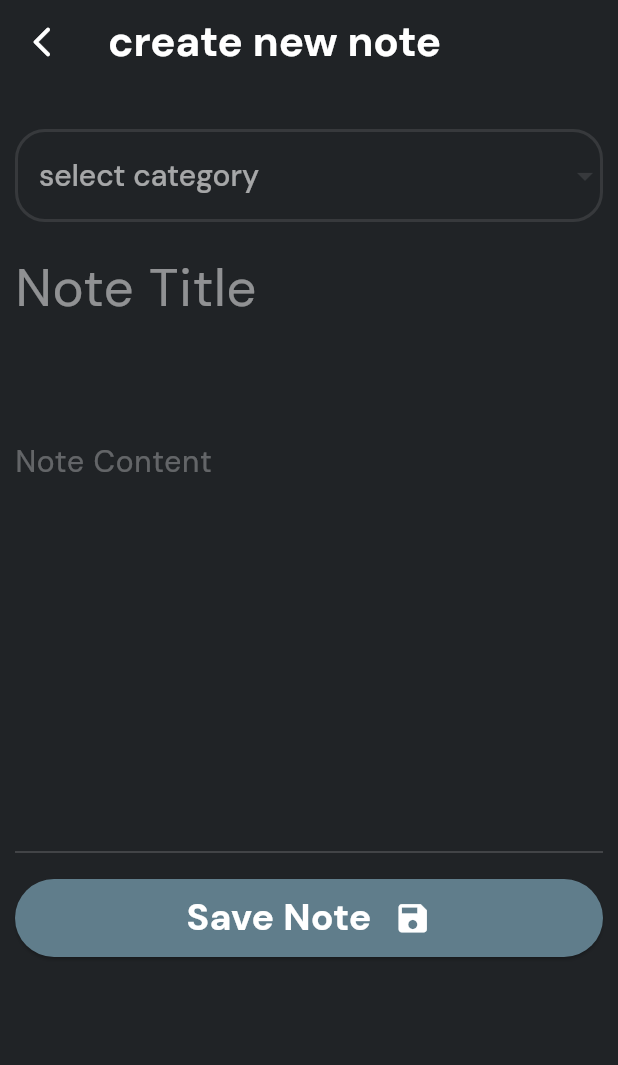
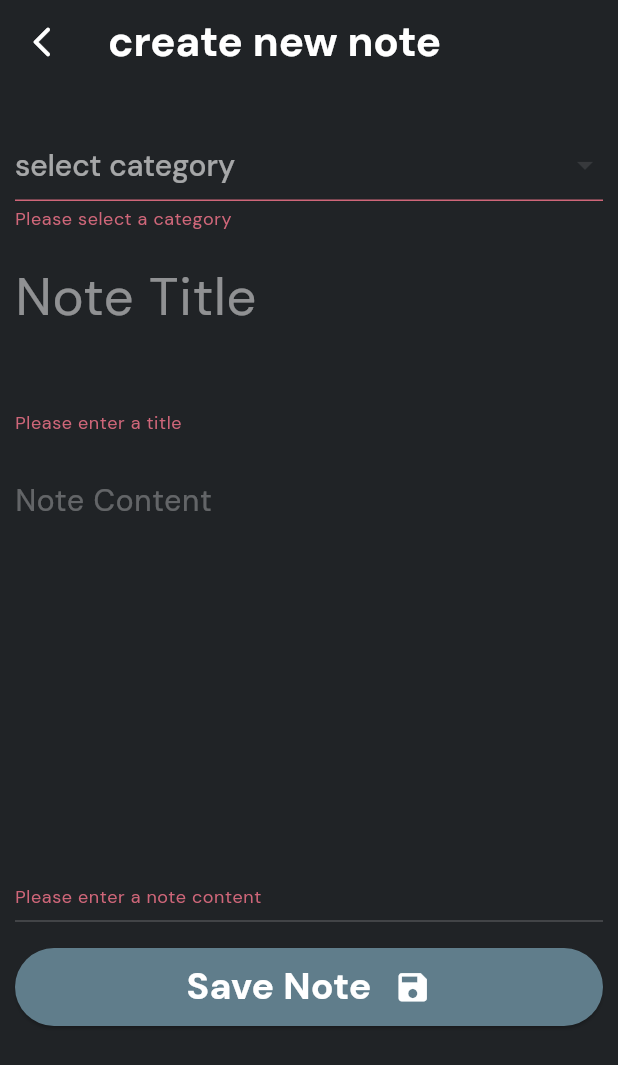
Before and after one commit to TDMxALAN/NotesSphere, a Flutter app: the CreateNotePage screen opened directly with empty values, after a tap on "Save Note", on a phone screen of 412 x 824 dp. Shown: the top 1065 px of the screen. Run offline on Flutter 3.47's test engine with Material 3 defaults, Android fonts, the phone set to English and light mode, and no system bars; our stand-ins replace go_router, google_fonts, hive, hive_flutter; accounts and stored records are empty.

Commit message:
adding note

```diff
--- a/lib/pages/create_new_note.dart
+++ b/lib/pages/create_new_note.dart
@@ -1,10 +1,13 @@
 import 'package:flutter/material.dart';
 import 'package:google_fonts/google_fonts.dart';
+import 'package:notes_sphere/helpers/snackbar.dart';
+import 'package:notes_sphere/models/note_model.dart';
 import 'package:notes_sphere/services/note_services.dart';
 import 'package:notes_sphere/utils/colors.dart';
 import 'package:notes_sphere/utils/constants.dart';
 import 'package:notes_sphere/utils/router.dart';
 import 'package:notes_sphere/utils/text_styles.dart';
+import 'package:uuid/uuid.dart';
 
 class CreateNotePage extends StatefulWidget {
   final bool isNewCategory;
@@ -18,10 +21,25 @@ class _CreateNewNotePageState extends State<CreateNotePage> {
   List<String> categories = [];
   final NoteService noteService = NoteService();
 
+  final _formKey = GlobalKey<FormState>();
+  final TextEditingController _noteTitleController = TextEditingController();
+  final TextEditingController _noteContentController = TextEditingController();
+  final TextEditingController _noteCategoryController = TextEditingController();
+  String category = '';
+
   Future _loadCategories() async {
     categories = await noteService.getAllCategories();
 
     setState(() {});
+  }
+
+  @override
+  void dispose() {
+    _noteTitleController.dispose();
+    _noteCategoryController.dispose();
+    _noteContentController.dispose();
+    // TODO: implement dispose
+    super.dispose();
   }
 
   @override
@@ -56,6 +74,7 @@ class _CreateNewNotePageState extends State<CreateNotePage> {
               margin: EdgeInsets.symmetric(
                   horizontal: AppConstants.kDefaultPadding / 2),
               child: Form(
+                key: _formKey,
                 child: Column(
                   children: [
                     //dropdown
@@ -67,6 +86,14 @@ class _CreateNewNotePageState extends State<CreateNotePage> {
                                   borderRadius: BorderRadius.circular(10),
                                 ),
                                 child: TextFormField(
+                                  controller: _noteCategoryController,
+                                  validator: (value) {
+                                    if (value == null || value.isEmpty) {
+                                      return 'Please enter a category';
+                                    } else {
+                                      return null;
+                                    }
+                                  },
                                   style: TextStyle(
                                     color: AppColors.kWhiteColor,
                                     fontSize: 20,
@@ -104,7 +131,13 @@ class _CreateNewNotePageState extends State<CreateNotePage> {
                                 decoration: BoxDecoration(
                                   borderRadius: BorderRadius.circular(10),
                                 ),
-                                child: DropdownButtonFormField(
+                                child: DropdownButtonFormField<String>(
+                                    validator: (value) {
+                                      if (value == null || value.isEmpty) {
+                                        return 'Please select a category';
+                                      }
+                                      return null;
+                                    },
                                     style: TextStyle(
                                       color: AppColors.kWhiteColor,
                                       fontFamily:
@@ -143,12 +176,23 @@ class _CreateNewNotePageState extends State<CreateNotePage> {
                                         ),
                                       );
                                     }).toList(),
-                                    onChanged: (value) {}),
+                                    onChanged: (String? value) {
+                                      setState(() {
+                                        category = value!;
+                                      });
+                                    }),
                               ),
                         SizedBox(height: 10),
 
                         //title field
                         TextFormField(
+                          controller: _noteTitleController,
+                          validator: (value) {
+                            if (value == null || value.isEmpty) {
+                              return 'Please enter a title';
+                            }
+                            return null;
+                          },
                           maxLines: 2,
                           style: TextStyle(
                             color: AppColors.kWhiteColor,
@@ -164,7 +208,15 @@ class _CreateNewNotePageState extends State<CreateNotePage> {
                           ),
                         ),
                         SizedBox(height: 10),
+                        //content field
                         TextFormField(
+                          controller: _noteContentController,
+                          validator: (value) {
+                            if (value == null || value.isEmpty) {
+                              return 'Please enter a note content';
+                            }
+                            return null;
+                          },
                           maxLines: 6,
                           style: TextStyle(
                             color: AppColors.kWhiteColor,
@@ -193,7 +245,33 @@ class _CreateNewNotePageState extends State<CreateNotePage> {
                             backgroundColor:
                                 MaterialStatePropertyAll(AppColors.kFabColor),
                           ),
-                          onPressed: () {},
+                          onPressed: () {
+                            //save the note
+                            if (_formKey.currentState!.validate()) {
+                              try {
+                                noteService.addNote(
+                                  Note(
+                                      title: _noteTitleController.text,
+                                      category: widget.isNewCategory
+                                          ? _noteCategoryController.text
+                                          : category,
+                                      content: _noteContentController.text,
+                                      date: DateTime.now(),
+                                      id: Uuid().v4()),
+                                );
+                                //snackbar
+                                AppHelpers.showSnackbar(
+                                    context, 'Note Saved successfully');
+                                _noteCategoryController.clear();
+                                _noteContentController.clear();
+                                _noteTitleController.clear();
+                                AppRouter.router.push("/notes");
+                              } catch (e) {
+                                print(e.toString());
+                                AppHelpers.showSnackbar(context, e.toString());
+                              }
+                            }
+                          },
                           child: Padding(
                             padding: const EdgeInsets.all(8.0),
                             child: Row(
--- a/lib/services/note_services.dart
+++ b/lib/services/note_services.dart
@@ -38,6 +38,17 @@ class NoteService {
     }
 
     return [];
+  }
+
+  //method to add a new note
+  Future<void> addNote(Note note) async {
+    try {
+      final dynamic allNotes = await _myBox.get('notes');
+      allNotes.add(note);
+      await _myBox.put('notes', allNotes);
+    } catch (e) {
+      print(e.toString());
+    }
   }
 
   //catagorrize notes
```
Also changed, not shown: lib/helpers/snackbar.dart (added, +18 -0 lines).
